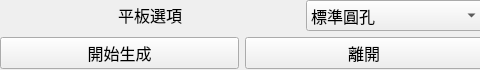
The window that SYEI_stamping_press_system/pad_main_simple.ui (sinje0816/stamping_press) describes before a commit, drawn with Qt 5.
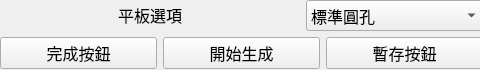
The same window after the commit.

Commit message: 平板算正式完成

What changed in the file:
```diff
--- a/SYEI_stamping_press_system/pad_main_simple.ui
+++ b/SYEI_stamping_press_system/pad_main_simple.ui
@@ -35,8 +35,21 @@
     </rect>
    </property>
    <layout class="QGridLayout" name="gridLayout">
-    <item row="1" column="0" colspan="2">
+    <item row="2" column="0" colspan="2">
      <layout class="QHBoxLayout" name="horizontalLayout_2">
+      <item>
+       <widget class="QPushButton" name="plate_finish">
+        <property name="font">
+         <font>
+          <family>微軟正黑體</family>
+          <pointsize>12</pointsize>
+         </font>
+        </property>
+        <property name="text">
+         <string>完成按鈕</string>
+        </property>
+       </widget>
+      </item>
       <item>
        <widget class="QPushButton" name="plate_start">
         <property name="font">
@@ -59,7 +72,7 @@
          </font>
         </property>
         <property name="text">
-         <string>離開</string>
+         <string>暫存按鈕</string>
         </property>
        </widget>
       </item>
```
Left out of the diff: 56 changed lines with no effect on the pictures. The commit also changes 33 other files.
